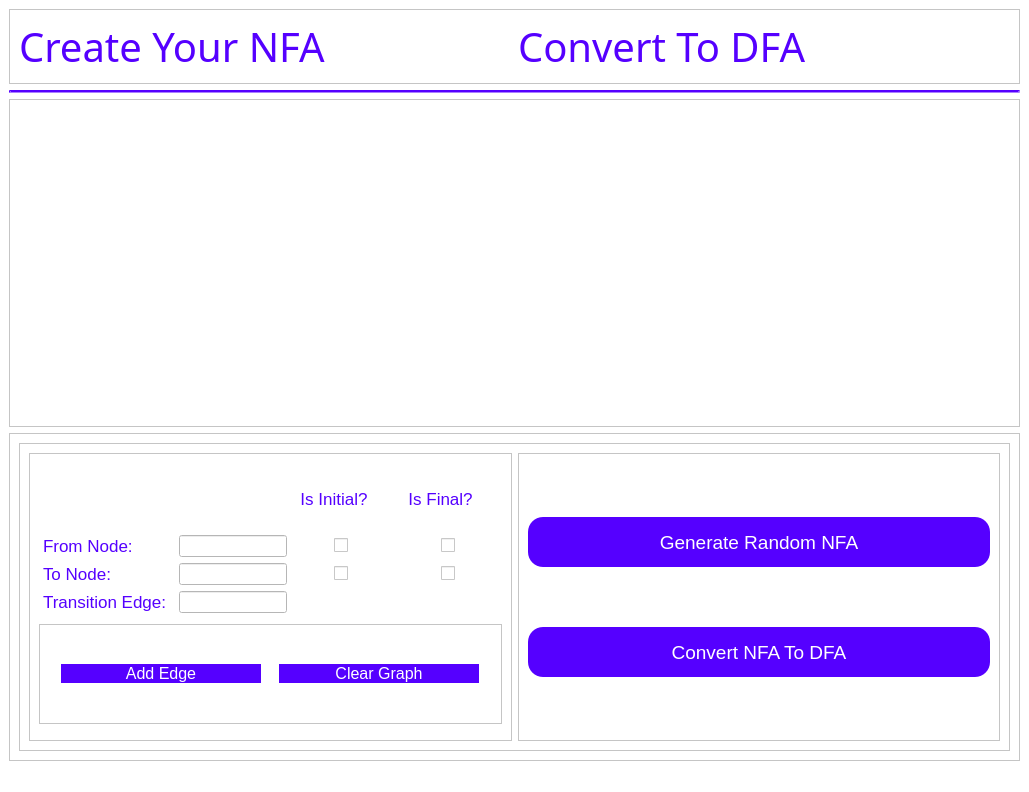
Old version of the form edited_NFA_to_DFA.ui in the repository Adham-Abdelmaksoud/Automata-Project.
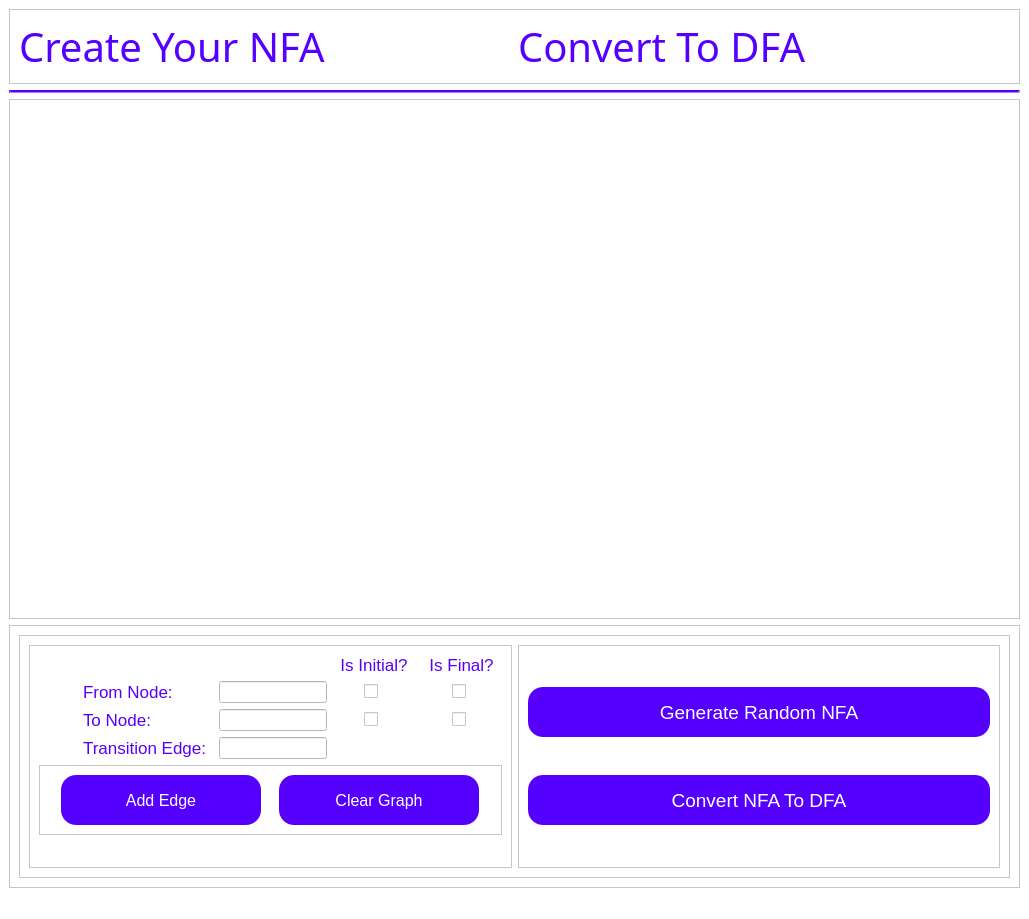
New version of the form.

Commit message:
solved the bug due to missing labels
readded the labels after removing it by mistake and returned the old instruction

```diff
--- a/edited_NFA_to_DFA.ui
+++ b/edited_NFA_to_DFA.ui
@@ -7,7 +7,7 @@
     <x>0</x>
     <y>0</y>
     <width>1029</width>
-    <height>792</height>
+    <height>919</height>
    </rect>
   </property>
   <property name="windowTitle">
@@ -116,6 +116,12 @@
       <layout class="QHBoxLayout" name="horizontalLayout_2">
        <item>
         <widget class="QWidget" name="NFA_Widget" native="true">
+         <property name="minimumSize">
+          <size>
+           <width>0</width>
+           <height>300</height>
+          </size>
+         </property>
          <property name="autoFillBackground">
           <bool>false</bool>
          </property>
@@ -127,6 +133,12 @@
        </item>
        <item>
         <widget class="QWidget" name="DFA_Widget" native="true">
+         <property name="minimumSize">
+          <size>
+           <width>0</width>
+           <height>500</height>
+          </size>
+         </property>
          <property name="autoFillBackground">
           <bool>false</bool>
          </property>
@@ -174,89 +186,13 @@
                 <number>0</number>
                </property>
                <item row="3" column="3" alignment="Qt::AlignHCenter">
-                <widget class="QCheckBox" name="final2">
+                <widget class="QCheckBox" name="initial2">
                  <property name="text">
                   <string/>
                  </property>
                 </widget>
                </item>
-               <item row="1" column="3">
-                <widget class="QLabel" name="label_5">
-                 <property name="font">
-                  <font>
-                   <family>MS Shell Dlg 2</family>
-                   <pointsize>13</pointsize>
-                   <weight>50</weight>
-                   <italic>false</italic>
-                   <bold>false</bold>
-                  </font>
-                 </property>
-                 <property name="styleSheet">
-                  <string notr="true">QLabel{
-	font: 13pt &quot;MS Shell Dlg 2&quot;;
-	margin-right: 3px;
-	color: rgb(85, 0, 255);
-}</string>
-                 </property>
-                 <property name="text">
-                  <string>  Is Final?</string>
-                 </property>
-                </widget>
-               </item>
                <item row="3" column="1">
-                <widget class="QLineEdit" name="toNodeTxt">
-                 <property name="sizePolicy">
-                  <sizepolicy hsizetype="Fixed" vsizetype="Fixed">
-                   <horstretch>0</horstretch>
-                   <verstretch>0</verstretch>
-                  </sizepolicy>
-                 </property>
-                </widget>
-               </item>
-               <item row="4" column="0">
-                <widget class="QLabel" name="label_3">
-                 <property name="font">
-                  <font>
-                   <family>MS Shell Dlg 2</family>
-                   <pointsize>13</pointsize>
-                   <weight>50</weight>
-                   <italic>false</italic>
-                   <bold>false</bold>
-                  </font>
-                 </property>
-                 <property name="styleSheet">
-                  <string notr="true">QLabel{
-	font: 13pt &quot;MS Shell Dlg 2&quot;;
-	margin-right: 3px;
-	color: rgb(85, 0, 255);
-}</string>
-                 </property>
-                 <property name="text">
-                  <string>Transition Edge: </string>
-                 </property>
-                </widget>
-               </item>
-               <item row="2" column="1">
-                <widget class="QLineEdit" name="fromNodeTxt">
-                 <property name="sizePolicy">
-                  <sizepolicy hsizetype="Fixed" vsizetype="Fixed">
-                   <horstretch>0</horstretch>
-                   <verstretch>0</verstretch>
-                  </sizepolicy>
-                 </property>
-                </widget>
-               </item>
-               <item row="4" column="1">
-                <widget class="QLineEdit" name="edgeLabelTxt">
-                 <property name="sizePolicy">
-                  <sizepolicy hsizetype="Fixed" vsizetype="Fixed">
-                   <horstretch>0</horstretch>
-                   <verstretch>0</verstretch>
-                  </sizepolicy>
-                 </property>
-                </widget>
-               </item>
-               <item row="3" column="0">
                 <widget class="QLabel" name="label_2">
                  <property name="font">
                   <font>
@@ -279,7 +215,40 @@
                  </property>
                 </widget>
                </item>
-               <item row="2" column="2" alignment="Qt::AlignHCenter">
+               <item row="4" column="2">
+                <widget class="QLineEdit" name="edgeLabelTxt">
+                 <property name="sizePolicy">
+                  <sizepolicy hsizetype="Fixed" vsizetype="Fixed">
+                   <horstretch>0</horstretch>
+                   <verstretch>0</verstretch>
+                  </sizepolicy>
+                 </property>
+                </widget>
+               </item>
+               <item row="2" column="1">
+                <widget class="QLabel" name="label">
+                 <property name="font">
+                  <font>
+                   <family>MS Shell Dlg 2</family>
+                   <pointsize>13</pointsize>
+                   <weight>50</weight>
+                   <italic>false</italic>
+                   <bold>false</bold>
+                  </font>
+                 </property>
+                 <property name="styleSheet">
+                  <string notr="true">QLabel{
+	font: 13pt &quot;MS Shell Dlg 2&quot;;
+	margin-right: 3px;
+	color: rgb(85, 0, 255);
+}</string>
+                 </property>
+                 <property name="text">
+                  <string>From Node: </string>
+                 </property>
+                </widget>
+               </item>
+               <item row="2" column="3" alignment="Qt::AlignHCenter">
                 <widget class="QCheckBox" name="initial1">
                  <property name="layoutDirection">
                   <enum>Qt::LeftToRight</enum>
@@ -292,7 +261,57 @@
                  </property>
                 </widget>
                </item>
-               <item row="1" column="2">
+               <item row="3" column="4" alignment="Qt::AlignHCenter">
+                <widget class="QCheckBox" name="final2">
+                 <property name="text">
+                  <string/>
+                 </property>
+                </widget>
+               </item>
+               <item row="1" column="4">
+                <widget class="QLabel" name="label_5">
+                 <property name="font">
+                  <font>
+                   <family>MS Shell Dlg 2</family>
+                   <pointsize>13</pointsize>
+                   <weight>50</weight>
+                   <italic>false</italic>
+                   <bold>false</bold>
+                  </font>
+                 </property>
+                 <property name="styleSheet">
+                  <string notr="true">QLabel{
+	font: 13pt &quot;MS Shell Dlg 2&quot;;
+	margin-right: 3px;
+	color: rgb(85, 0, 255);
+}</string>
+                 </property>
+                 <property name="text">
+                  <string>  Is Final?</string>
+                 </property>
+                </widget>
+               </item>
+               <item row="2" column="2">
+                <widget class="QLineEdit" name="fromNodeTxt">
+                 <property name="sizePolicy">
+                  <sizepolicy hsizetype="Fixed" vsizetype="Fixed">
+                   <horstretch>0</horstretch>
+                   <verstretch>0</verstretch>
+                  </sizepolicy>
+                 </property>
+                </widget>
+               </item>
+               <item row="3" column="2">
+                <widget class="QLineEdit" name="toNodeTxt">
+                 <property name="sizePolicy">
+                  <sizepolicy hsizetype="Fixed" vsizetype="Fixed">
+                   <horstretch>0</horstretch>
+                   <verstretch>0</verstretch>
+                  </sizepolicy>
+                 </property>
+                </widget>
+               </item>
+               <item row="1" column="3">
                 <widget class="QLabel" name="label_4">
                  <property name="maximumSize">
                   <size>
@@ -321,40 +340,54 @@
                  </property>
                 </widget>
                </item>
-               <item row="2" column="3" alignment="Qt::AlignHCenter">
+               <item row="4" column="1">
+                <widget class="QLabel" name="label_3">
+                 <property name="font">
+                  <font>
+                   <family>MS Shell Dlg 2</family>
+                   <pointsize>13</pointsize>
+                   <weight>50</weight>
+                   <italic>false</italic>
+                   <bold>false</bold>
+                  </font>
+                 </property>
+                 <property name="styleSheet">
+                  <string notr="true">QLabel{
+	font: 13pt &quot;MS Shell Dlg 2&quot;;
+	margin-right: 3px;
+	color: rgb(85, 0, 255);
+}</string>
+                 </property>
+                 <property name="text">
+                  <string>Transition Edge: </string>
+                 </property>
+                </widget>
+               </item>
+               <item row="2" column="4" alignment="Qt::AlignHCenter">
                 <widget class="QCheckBox" name="final1">
                  <property name="text">
                   <string/>
                  </property>
                 </widget>
                </item>
-               <item row="3" column="2" alignment="Qt::AlignHCenter">
-                <widget class="QCheckBox" name="initial2">
+               <item row="4" column="0">
+                <widget class="QLabel" name="star_transition_edge">
+                 <property name="text">
+                  <string/>
+                 </property>
+                </widget>
+               </item>
+               <item row="3" column="0">
+                <widget class="QLabel" name="star_to_node">
                  <property name="text">
                   <string/>
                  </property>
                 </widget>
                </item>
                <item row="2" column="0">
-                <widget class="QLabel" name="label">
-                 <property name="font">
-                  <font>
-                   <family>MS Shell Dlg 2</family>
-                   <pointsize>13</pointsize>
-                   <weight>50</weight>
-                   <italic>false</italic>
-                   <bold>false</bold>
-                  </font>
-                 </property>
-                 <property name="styleSheet">
-                  <string notr="true">QLabel{
-	font: 13pt &quot;MS Shell Dlg 2&quot;;
-	margin-right: 3px;
-	color: rgb(85, 0, 255);
-}</string>
-                 </property>
+                <widget class="QLabel" name="star_from_node">
                  <property name="text">
-                  <string>From Node: </string>
+                  <string/>
                  </property>
                 </widget>
                </item>
@@ -380,6 +413,12 @@
                <layout class="QHBoxLayout" name="horizontalLayout_4">
                 <item>
                  <widget class="QPushButton" name="addEdgeBtn">
+                  <property name="minimumSize">
+                   <size>
+                    <width>0</width>
+                    <height>50</height>
+                   </size>
+                  </property>
                   <property name="maximumSize">
                    <size>
                     <width>200</width>
@@ -408,6 +447,12 @@
                 </item>
                 <item>
                  <widget class="QPushButton" name="clearGraphBtn">
+                  <property name="minimumSize">
+                   <size>
+                    <width>0</width>
+                    <height>50</height>
+                   </size>
+                  </property>
                   <property name="maximumSize">
                    <size>
                     <width>200</width>
@@ -437,6 +482,19 @@
                </layout>
               </widget>
              </item>
+             <item>
+              <widget class="QLabel" name="error_empty_fields">
+               <property name="maximumSize">
+                <size>
+                 <width>16777215</width>
+                 <height>30</height>
+                </size>
+               </property>
+               <property name="text">
+                <string/>
+               </property>
+              </widget>
+             </item>
             </layout>
            </widget>
           </item>
```
The commit also changes 1 other file.
